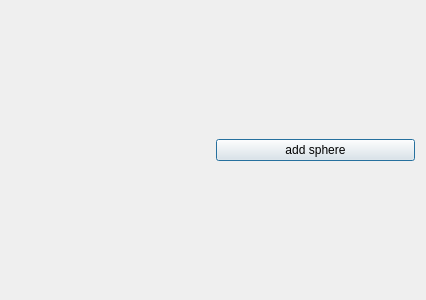
This is ui/sphdialog.ui in ScreamingUdder/Qt3D-Examples as Qt 5 draws it before an edit. The edited form follows.
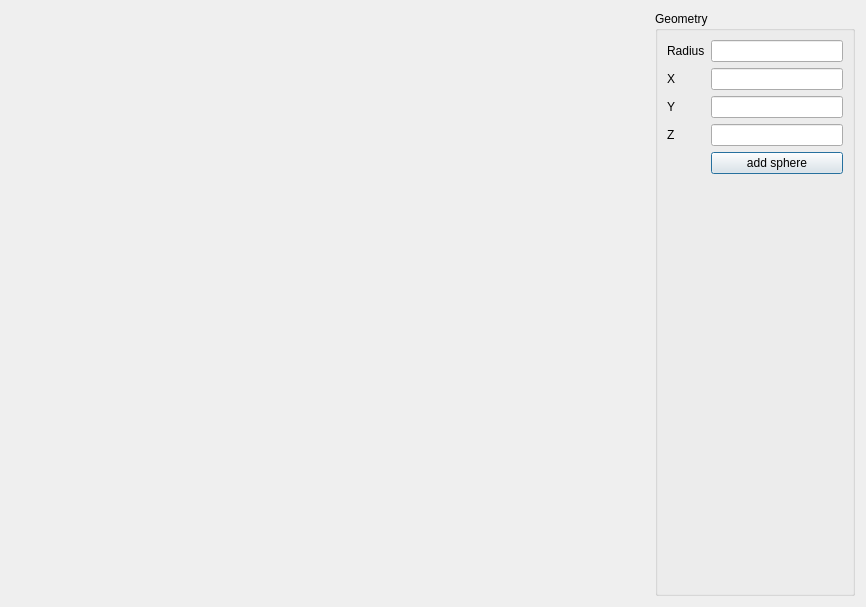
This is the edited form.

Commit message: sphere dialog

```diff
--- a/ui/sphdialog.ui
+++ b/ui/sphdialog.ui
@@ -6,8 +6,8 @@
    <rect>
     <x>0</x>
     <y>0</y>
-    <width>426</width>
-    <height>300</height>
+    <width>866</width>
+    <height>607</height>
    </rect>
   </property>
   <property name="windowTitle">
@@ -18,10 +18,77 @@
     <widget class="QWidget" name="widget" native="true"/>
    </item>
    <item>
-    <widget class="QPushButton" name="pushButton">
-     <property name="text">
-      <string>add sphere</string>
+    <widget class="QGroupBox" name="groupBox">
+     <property name="sizePolicy">
+      <sizepolicy hsizetype="Preferred" vsizetype="Preferred">
+       <horstretch>0</horstretch>
+       <verstretch>0</verstretch>
+      </sizepolicy>
      </property>
+     <property name="minimumSize">
+      <size>
+       <width>0</width>
+       <height>0</height>
+      </size>
+     </property>
+     <property name="maximumSize">
+      <size>
+       <width>200</width>
+       <height>16777215</height>
+      </size>
+     </property>
+     <property name="title">
+      <string>Geometry</string>
+     </property>
+     <layout class="QFormLayout" name="formLayout">
+      <item row="0" column="0">
+       <widget class="QLabel" name="label">
+        <property name="text">
+         <string>Radius</string>
+        </property>
+       </widget>
+      </item>
+      <item row="0" column="1">
+       <widget class="QLineEdit" name="radiusLineEdit"/>
+      </item>
+      <item row="1" column="0">
+       <widget class="QLabel" name="label_3">
+        <property name="text">
+         <string>X</string>
+        </property>
+       </widget>
+      </item>
+      <item row="1" column="1">
+       <widget class="QLineEdit" name="xLineEdit"/>
+      </item>
+      <item row="2" column="0">
+       <widget class="QLabel" name="label_4">
+        <property name="text">
+         <string>Y</string>
+        </property>
+       </widget>
+      </item>
+      <item row="2" column="1">
+       <widget class="QLineEdit" name="yLineEdit"/>
+      </item>
+      <item row="3" column="0">
+       <widget class="QLabel" name="label_5">
+        <property name="text">
+         <string>Z</string>
+        </property>
+       </widget>
+      </item>
+      <item row="3" column="1">
+       <widget class="QLineEdit" name="zLineEdit"/>
+      </item>
+      <item row="4" column="1">
+       <widget class="QPushButton" name="pushButton">
+        <property name="text">
+         <string>add sphere</string>
+        </property>
+       </widget>
+      </item>
+     </layout>
     </widget>
    </item>
   </layout>
```
The commit also changes 3 other files.
